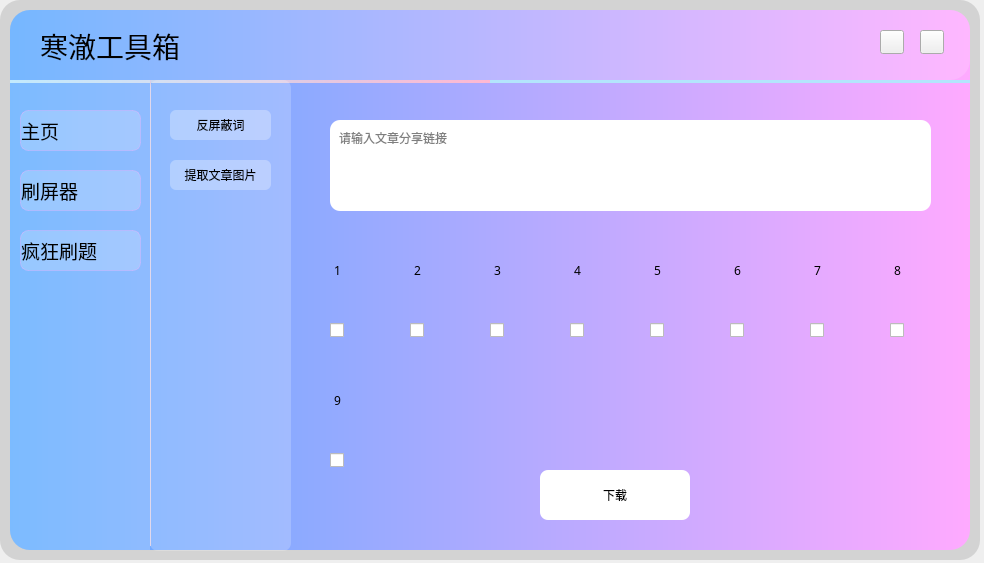
Qt form need/NewMainUI.ui (HDILP/HDILP-tools) before a commit.
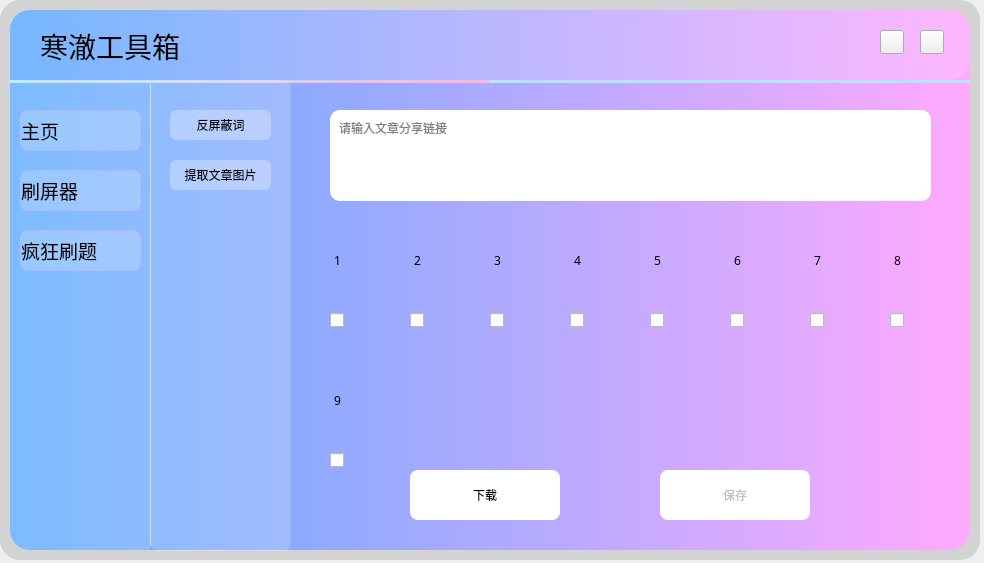
The same form after that commit. Icons and pictures are not drawn.

```diff
--- a/need/NewMainUI.ui
+++ b/need/NewMainUI.ui
@@ -1217,7 +1217,7 @@
          <property name="geometry">
           <rect>
            <x>30</x>
-           <y>30</y>
+           <y>20</y>
            <width>601</width>
            <height>91</height>
           </rect>
@@ -1237,7 +1237,7 @@
          <property name="geometry">
           <rect>
            <x>0</x>
-           <y>130</y>
+           <y>120</y>
            <width>75</width>
            <height>100</height>
           </rect>
@@ -1253,7 +1253,7 @@
          <property name="geometry">
           <rect>
            <x>80</x>
-           <y>130</y>
+           <y>120</y>
            <width>75</width>
            <height>100</height>
           </rect>
@@ -1269,7 +1269,7 @@
          <property name="geometry">
           <rect>
            <x>160</x>
-           <y>130</y>
+           <y>120</y>
            <width>75</width>
            <height>100</height>
           </rect>
@@ -1285,7 +1285,7 @@
          <property name="geometry">
           <rect>
            <x>240</x>
-           <y>130</y>
+           <y>120</y>
            <width>75</width>
            <height>100</height>
           </rect>
@@ -1301,7 +1301,7 @@
          <property name="geometry">
           <rect>
            <x>320</x>
-           <y>130</y>
+           <y>120</y>
            <width>75</width>
            <height>100</height>
           </rect>
@@ -1317,7 +1317,7 @@
          <property name="geometry">
           <rect>
            <x>400</x>
-           <y>130</y>
+           <y>120</y>
            <width>75</width>
            <height>100</height>
           </rect>
@@ -1333,7 +1333,7 @@
          <property name="geometry">
           <rect>
            <x>480</x>
-           <y>130</y>
+           <y>120</y>
            <width>75</width>
            <height>100</height>
           </rect>
@@ -1349,7 +1349,7 @@
          <property name="geometry">
           <rect>
            <x>560</x>
-           <y>130</y>
+           <y>120</y>
            <width>75</width>
            <height>100</height>
           </rect>
@@ -1381,7 +1381,7 @@
          <property name="geometry">
           <rect>
            <x>30</x>
-           <y>230</y>
+           <y>220</y>
            <width>20</width>
            <height>20</height>
           </rect>
@@ -1396,14 +1396,14 @@
           <string/>
          </property>
          <property name="checkable">
-          <bool>true</bool>
+          <bool>false</bool>
          </property>
         </widget>
         <widget class="QCheckBox" name="checkBox_2">
          <property name="geometry">
           <rect>
            <x>110</x>
-           <y>230</y>
+           <y>220</y>
            <width>20</width>
            <height>20</height>
           </rect>
@@ -1417,12 +1417,15 @@
          <property name="text">
           <string/>
          </property>
+         <property name="checkable">
+          <bool>false</bool>
+         </property>
         </widget>
         <widget class="QCheckBox" name="checkBox_3">
          <property name="geometry">
           <rect>
            <x>190</x>
-           <y>230</y>
+           <y>220</y>
            <width>20</width>
            <height>20</height>
           </rect>
@@ -1436,12 +1439,15 @@
          <property name="text">
           <string/>
          </property>
+         <property name="checkable">
+          <bool>false</bool>
+         </property>
         </widget>
         <widget class="QCheckBox" name="checkBox_4">
          <property name="geometry">
           <rect>
            <x>270</x>
-           <y>230</y>
+           <y>220</y>
            <width>20</width>
            <height>20</height>
           </rect>
@@ -1455,12 +1461,15 @@
          <property name="text">
           <string/>
          </property>
+         <property name="checkable">
+          <bool>false</bool>
+         </property>
         </widget>
         <widget class="QCheckBox" name="checkBox_5">
          <property name="geometry">
           <rect>
            <x>350</x>
-           <y>230</y>
+           <y>220</y>
            <width>20</width>
            <height>20</height>
           </rect>
@@ -1474,12 +1483,15 @@
          <property name="text">
           <string/>
          </property>
+         <property name="checkable">
+          <bool>false</bool>
+         </property>
         </widget>
         <widget class="QCheckBox" name="checkBox_6">
          <property name="geometry">
           <rect>
            <x>430</x>
-           <y>230</y>
+           <y>220</y>
            <width>20</width>
            <height>20</height>
           </rect>
@@ -1493,12 +1505,15 @@
          <property name="text">
           <string/>
          </property>
+         <property name="checkable">
+          <bool>false</bool>
+         </property>
         </widget>
         <widget class="QCheckBox" name="checkBox_7">
          <property name="geometry">
           <rect>
            <x>510</x>
-           <y>230</y>
+           <y>220</y>
            <width>20</width>
            <height>20</height>
           </rect>
@@ -1512,12 +1527,15 @@
          <property name="text">
           <string/>
          </property>
+         <property name="checkable">
+          <bool>false</bool>
+         </property>
         </widget>
         <widget class="QCheckBox" name="checkBox_8">
          <property name="geometry">
           <rect>
            <x>590</x>
-           <y>230</y>
+           <y>220</y>
            <width>20</width>
            <height>20</height>
           </rect>
@@ -1531,6 +1549,9 @@
          <property name="text">
           <string/>
          </property>
+         <property name="checkable">
+          <bool>false</bool>
+         </property>
         </widget>
         <widget class="QCheckBox" name="checkBox_9">
          <property name="geometry">
@@ -1554,7 +1575,7 @@
         <widget class="QPushButton" name="Download_pics">
          <property name="geometry">
           <rect>
-           <x>240</x>
+           <x>110</x>
            <y>380</y>
            <width>150</width>
            <height>50</height>
@@ -1568,6 +1589,29 @@
           <string>下载</string>
          </property>
         </widget>
+        <widget class="QPushButton" name="Save_pics">
+         <property name="enabled">
+          <bool>false</bool>
+         </property>
+         <property name="geometry">
+          <rect>
+           <x>360</x>
+           <y>380</y>
+           <width>150</width>
+           <height>50</height>
+          </rect>
+         </property>
+         <property name="styleSheet">
+          <string notr="true">background-color: rgb(255, 255, 255);
+border-radius:8px;</string>
+         </property>
+         <property name="text">
+          <string>保存</string>
+         </property>
+         <property name="checkable">
+          <bool>false</bool>
+         </property>
+        </widget>
        </widget>
       </widget>
      </widget>
```
Left out of the diff: 5 changed lines with no effect on the pictures.
